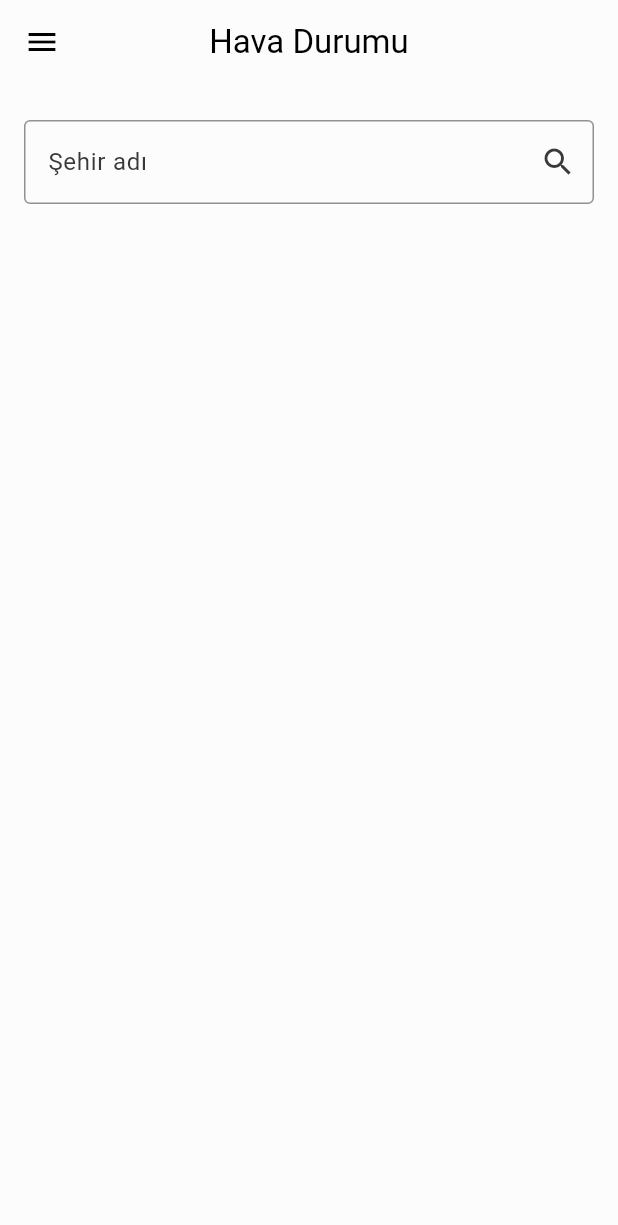
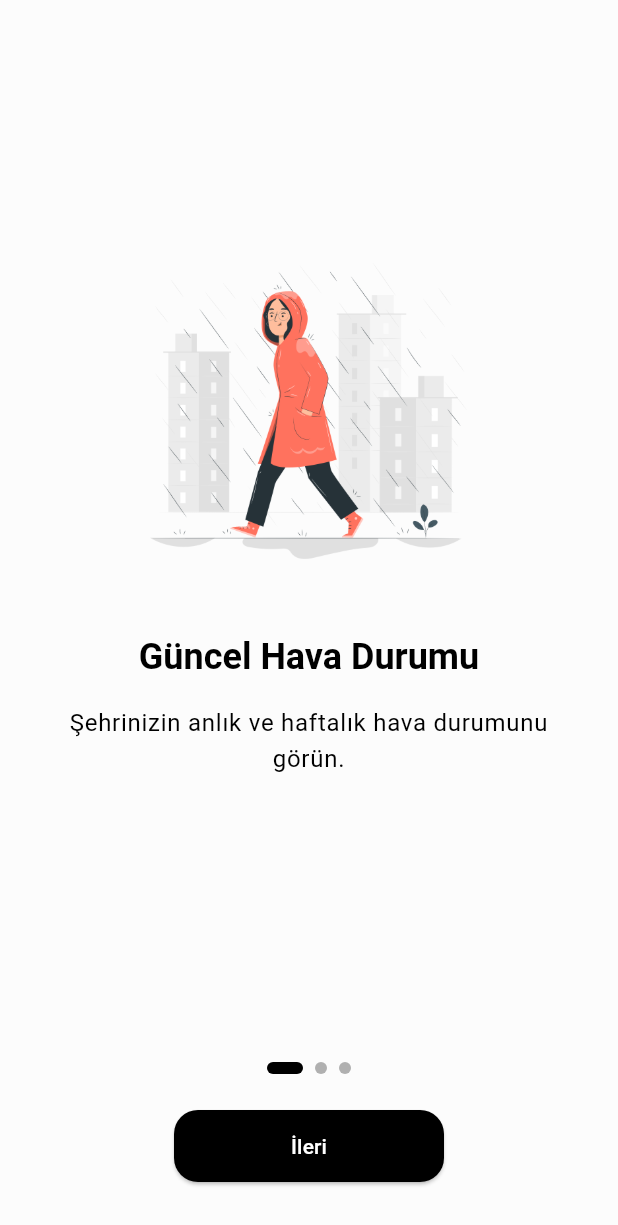
Before and after one commit to Yido1007/weather_forecast, a Flutter app: the screen it shows after launch, on a phone screen of 412 x 824 dp. Shown: the top 1225 px of the screen. Run offline on Flutter 3.47's test engine with Material 3 defaults, Android fonts, the phone set to English and light mode, and no system bars; our stand-ins replace flex_color_scheme, flutter_dotenv, gap, lottie, shared_preferences.

Commit message:
created boarding screen

```diff
--- a/lib/main.dart
+++ b/lib/main.dart
@@ -2,6 +2,7 @@ import 'package:flex_color_scheme/flex_color_scheme.dart';
 import 'package:flutter/material.dart';
 import 'package:flutter_dotenv/flutter_dotenv.dart';
 import 'package:provider/provider.dart';
+import 'package:weather_forecast/screen/core/boarding.dart';
 import 'package:weather_forecast/screen/home.dart';
 import 'package:weather_forecast/screen/static/splash.dart';
 import 'package:weather_forecast/theme/app_colors.dart';
@@ -46,6 +47,7 @@ class MyApp extends StatelessWidget {
       ),
       initialRoute: '/splash',
       routes: {
+        '/boarding': (_) => const BoardingScreen(),
         '/splash': (_) => const SplashScreen(),
         '/': (_) => const HomeScreen(),
       },
--- /dev/null
+++ b/lib/screen/core/boarding.dart
@@ -0,0 +1,151 @@
+import 'package:flutter/material.dart';
+import 'package:gap/gap.dart';
+import 'package:lottie/lottie.dart';
+
+class BoardingScreen extends StatefulWidget {
+  const BoardingScreen({super.key});
+
+  @override
+  State<BoardingScreen> createState() => _BoardingScreenState();
+}
+
+class _BoardingScreenState extends State<BoardingScreen> {
+  final PageController _controller = PageController();
+  int _pageIndex = 0;
+
+  final List<_OnboardInfo> _pages = [
+    _OnboardInfo(
+      title: 'Güncel Hava Durumu',
+      description: 'Şehrinizin anlık ve haftalık hava durumunu görün.',
+      imageAsset: 'assets/img/Raining-pana.png',
+    ),
+    _OnboardInfo(
+      title: 'Favori Şehirler',
+      description: 'Sık baktığınız şehirleri favorilerinize ekleyin.',
+      imageAsset: 'assets/img/Weather-cuate.png',
+    ),
+    _OnboardInfo(
+      title: 'Kolay ve Hızlı',
+      description: 'Modern tasarım ve sade kullanım deneyimi.',
+      imageAsset: 'assets/img/Weather-rafiki.png',
+    ),
+  ];
+
+  void _nextPage() {
+    if (_pageIndex < _pages.length - 1) {
+      _controller.nextPage(
+        duration: const Duration(milliseconds: 350),
+        curve: Curves.easeIn,
+      );
+    } else {
+      Navigator.pushReplacementNamed(context, '/');
+    }
+  }
+
+  @override
+  Widget build(BuildContext context) {
+    return Scaffold(
+      backgroundColor: Theme.of(context).colorScheme.background,
+      body: SafeArea(
+        child: Column(
+          children: [
+            Expanded(
+              child: PageView.builder(
+                controller: _controller,
+                itemCount: _pages.length,
+                onPageChanged: (index) => setState(() => _pageIndex = index),
+                itemBuilder: (context, index) {
+                  final page = _pages[index];
+                  return Padding(
+                    padding: const EdgeInsets.symmetric(horizontal: 32),
+                    child: Column(
+                      mainAxisAlignment: MainAxisAlignment.center,
+                      children: [
+                        SizedBox(
+                          height: 220,
+                          child:
+                              page.imageAsset.endsWith('.json')
+                                  ? Lottie.asset(page.imageAsset)
+                                  : Image.asset(page.imageAsset),
+                        ),
+                        const Gap(36),
+                        Text(
+                          page.title,
+                          style: Theme.of(
+                            context,
+                          ).textTheme.headlineSmall?.copyWith(
+                            fontWeight: FontWeight.bold,
+                            color: Theme.of(context).colorScheme.primary,
+                          ),
+                          textAlign: TextAlign.center,
+                        ),
+                        const Gap(16),
+                        Text(
+                          page.description,
+                          style: Theme.of(context).textTheme.bodyLarge,
+                          textAlign: TextAlign.center,
+                        ),
+                      ],
+                    ),
+                  );
+                },
+              ),
+            ),
+            Row(
+              mainAxisAlignment: MainAxisAlignment.center,
+              children: List.generate(_pages.length, (index) {
+                final isActive = index == _pageIndex;
+                return AnimatedContainer(
+                  duration: const Duration(milliseconds: 200),
+                  width: isActive ? 24 : 8,
+                  height: 8,
+                  margin: const EdgeInsets.symmetric(
+                    horizontal: 4,
+                    vertical: 24,
+                  ),
+                  decoration: BoxDecoration(
+                    color:
+                        isActive
+                            ? Theme.of(context).colorScheme.primary
+                            : Theme.of(
+                              context,
+                            ).colorScheme.primary.withOpacity(0.3),
+                    borderRadius: BorderRadius.circular(5),
+                  ),
+                );
+              }),
+            ),
+            Padding(
+              padding: const EdgeInsets.only(bottom: 36),
+              child: ElevatedButton(
+                style: ElevatedButton.styleFrom(
+                  backgroundColor: Theme.of(context).colorScheme.primary,
+                  foregroundColor: Theme.of(context).colorScheme.onPrimary,
+                  shape: RoundedRectangleBorder(
+                    borderRadius: BorderRadius.circular(16),
+                  ),
+                  minimumSize: const Size(180, 48),
+                ),
+                onPressed: _nextPage,
+                child: Text(
+                  _pageIndex == _pages.length - 1 ? 'Başla' : 'İleri',
+                ),
+              ),
+            ),
+          ],
+        ),
+      ),
+    );
+  }
+}
+
+class _OnboardInfo {
+  final String title;
+  final String description;
+  final String imageAsset;
+  _OnboardInfo({
+    required this.title,
+    required this.description,
+    required this.imageAsset,
+  });
+}
--- a/lib/screen/static/splash.dart
+++ b/lib/screen/static/splash.dart
@@ -13,7 +13,7 @@ class _SplashScreenState extends State<SplashScreen> {
   void initState() {
     super.initState();
     Future.delayed(const Duration(seconds: 3), () {
-      Navigator.pushReplacementNamed(context, '/');
+      Navigator.pushReplacementNamed(context, '/boarding');
     });
   }
 
--- a/pubspec.yaml
+++ b/pubspec.yaml
@@ -28,3 +28,4 @@ flutter:
   assets:
     - .env
     - assets/lottie/
+    - assets/img/
```
Also changed, not shown: assets/img/Raining-pana.png (added), assets/img/Weather-cuate.png (added), assets/img/Weather-rafiki.png (added).
